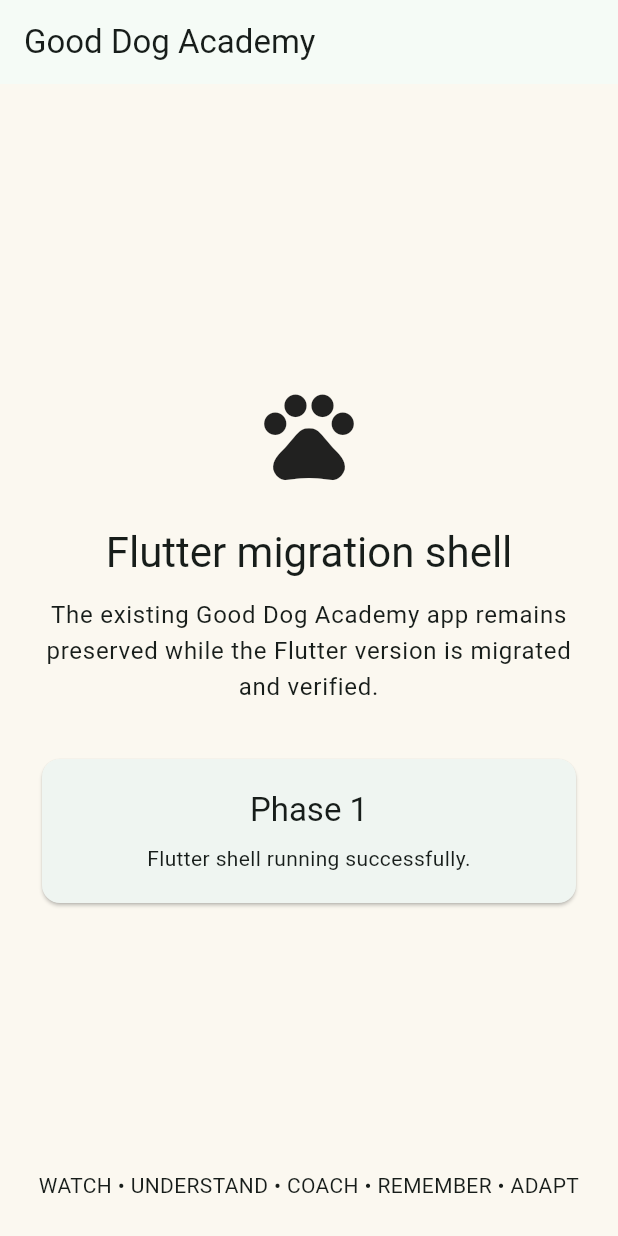
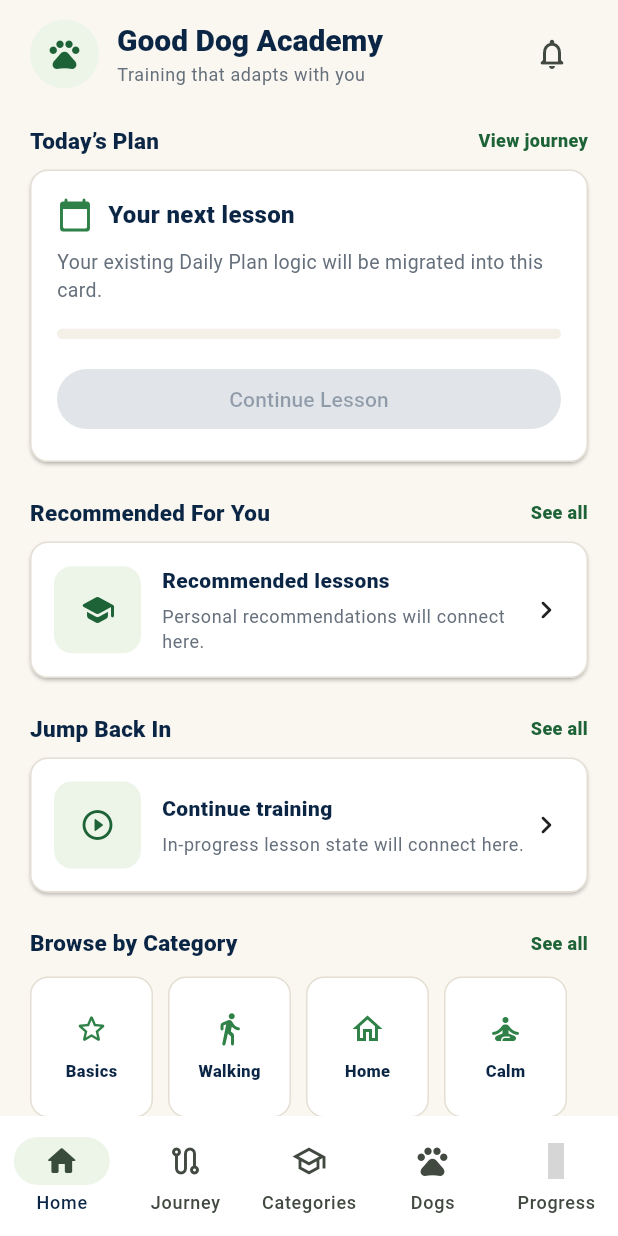
Before and after one commit to robot2313/good-dog-academy, a Flutter app: the screen it shows after launch, on a phone screen of 412 x 824 dp. Run offline on Flutter 3.47's test engine with Material 3 defaults, Android fonts, the phone set to English and light mode, and no system bars; statements that could not run were skipped; grey boxes are pictures that could not be loaded.

Commit message:
feat: add Flutter Phase 2 app foundation

```diff
--- /dev/null
+++ b/flutter_app/lib/core/theme/gda_theme.dart
@@ -0,0 +1,83 @@
+import 'package:flutter/material.dart';
+
+abstract final class GdaColors {
+  static const canvas = Color(0xFFFAF7F0);
+  static const subtle = Color(0xFFF4F0E8);
+
+  static const surface = Color(0xFFFFFFFF);
+  static const selected = Color(0xFFEDF5E9);
+
+  static const forest = Color(0xFF1D6337);
+  static const primary = Color(0xFF2F8148);
+  static const gold = Color(0xFFD99A22);
+
+  static const text = Color(0xFF0B2545);
+  static const muted = Color(0xFF66707C);
+
+  static const border = Color(0xFFE4DED3);
+}
+
+abstract final class GdaTheme {
+  static ThemeData get light {
+    final scheme = ColorScheme.fromSeed(
+      seedColor: GdaColors.primary,
+      brightness: Brightness.light,
+      surface: GdaColors.surface,
+    );
+
+    return ThemeData(
+      useMaterial3: true,
+      colorScheme: scheme.copyWith(
+        primary: GdaColors.primary,
+        onPrimary: Colors.white,
+        surface: GdaColors.surface,
+        onSurface: GdaColors.text,
+      ),
+      scaffoldBackgroundColor: GdaColors.canvas,
+      appBarTheme: const AppBarTheme(
+        backgroundColor: GdaColors.canvas,
+        foregroundColor: GdaColors.text,
+        elevation: 0,
+        centerTitle: false,
+      ),
+      textTheme: const TextTheme(
+        headlineMedium: TextStyle(
+          fontSize: 26,
+          height: 32 / 26,
+          fontWeight: FontWeight.w900,
+          color: GdaColors.text,
+        ),
+        titleLarge: TextStyle(
+          fontSize: 20,
+          fontWeight: FontWeight.w800,
+          color: GdaColors.text,
+        ),
+        titleMedium: TextStyle(
+          fontSize: 15,
+          height: 20 / 15,
+          fontWeight: FontWeight.w900,
+          color: GdaColors.text,
+        ),
+        bodyMedium: TextStyle(
+          fontSize: 13,
+          height: 19 / 13,
+          color: GdaColors.text,
+        ),
+        bodySmall: TextStyle(
+          fontSize: 12,
+          height: 17 / 12,
+          color: GdaColors.muted,
+        ),
+      ),
+      cardTheme: const CardThemeData(
+        color: GdaColors.surface,
+        elevation: 1,
+        margin: EdgeInsets.zero,
+        shape: RoundedRectangleBorder(
+          borderRadius: BorderRadius.all(Radius.circular(12)),
+          side: BorderSide(color: GdaColors.border),
+        ),
+      ),
+    );
+  }
+}
--- /dev/null
+++ b/flutter_app/lib/features/home/home_screen.dart
@@ -0,0 +1,330 @@
+import 'package:flutter/material.dart';
+
+import '../../core/theme/gda_theme.dart';
+
+class HomeScreen extends StatelessWidget {
+  const HomeScreen({super.key});
+
+  @override
+  Widget build(BuildContext context) {
+    return SafeArea(
+      bottom: false,
+      child: ListView(
+        padding: const EdgeInsets.fromLTRB(20, 12, 20, 24),
+        children: [
+          _header(context),
+          const SizedBox(height: 24),
+          _sectionTitle(context, 'Today’s Plan', 'View journey'),
+          const SizedBox(height: 9),
+          const _PlanCard(),
+          const SizedBox(height: 24),
+          _sectionTitle(context, 'Recommended For You', 'See all'),
+          const SizedBox(height: 9),
+          const _LessonCard(
+            icon: Icons.school_rounded,
+            title: 'Recommended lessons',
+            subtitle: 'Personal recommendations will connect here.',
+          ),
+          const SizedBox(height: 24),
+          _sectionTitle(context, 'Jump Back In', 'See all'),
+          const SizedBox(height: 9),
+          const _LessonCard(
+            icon: Icons.play_circle_outline_rounded,
+            title: 'Continue training',
+            subtitle: 'In-progress lesson state will connect here.',
+          ),
+          const SizedBox(height: 24),
+          _sectionTitle(context, 'Browse by Category', 'See all'),
+          const SizedBox(height: 12),
+          const _CategoryRow(),
+          const SizedBox(height: 24),
+          const _HelpCard(),
+        ],
+      ),
+    );
+  }
+
+  Widget _header(BuildContext context) {
+    return Row(
+      children: [
+        Container(
+          width: 46,
+          height: 46,
+          decoration: const BoxDecoration(
+            color: GdaColors.selected,
+            shape: BoxShape.circle,
+          ),
+          child: const Icon(
+            Icons.pets_rounded,
+            color: GdaColors.forest,
+          ),
+        ),
+        const SizedBox(width: 12),
+        Expanded(
+          child: Column(
+            crossAxisAlignment: CrossAxisAlignment.start,
+            children: [
+              Text(
+                'Good Dog Academy',
+                style: Theme.of(context).textTheme.titleLarge,
+              ),
+              const SizedBox(height: 2),
+              Text(
+                'Training that adapts with you',
+                style: Theme.of(context).textTheme.bodySmall,
+              ),
+            ],
+          ),
+        ),
+        IconButton(
+          onPressed: () {},
+          tooltip: 'Notifications',
+          icon: const Icon(Icons.notifications_none_rounded),
+        ),
+      ],
+    );
+  }
+
+  Widget _sectionTitle(
+    BuildContext context,
+    String title,
+    String action,
+  ) {
+    return Row(
+      children: [
+        Expanded(
+          child: Text(
+            title,
+            style: Theme.of(context).textTheme.titleMedium,
+          ),
+        ),
+        Text(
+          action,
+          style: const TextStyle(
+            color: GdaColors.forest,
+            fontSize: 12,
+            fontWeight: FontWeight.w800,
+          ),
+        ),
+      ],
+    );
+  }
+}
+
+class _PlanCard extends StatelessWidget {
+  const _PlanCard();
+
+  @override
+  Widget build(BuildContext context) {
+    return Card(
+      child: Padding(
+        padding: const EdgeInsets.all(18),
+        child: Column(
+          crossAxisAlignment: CrossAxisAlignment.start,
+          children: [
+            const Row(
+              children: [
+                Icon(
+                  Icons.calendar_today_rounded,
+                  color: GdaColors.primary,
+                ),
+                SizedBox(width: 10),
+                Expanded(
+                  child: Text(
+                    'Your next lesson',
+                    style: TextStyle(
+                      color: GdaColors.text,
+                      fontSize: 16,
+                      fontWeight: FontWeight.w800,
+                    ),
+                  ),
+                ),
+              ],
+            ),
+            const SizedBox(height: 10),
+            const Text(
+              'Your existing Daily Plan logic will be migrated into this card.',
+              style: TextStyle(
+                color: GdaColors.muted,
+                fontSize: 13,
+                height: 1.45,
+              ),
+            ),
+            const SizedBox(height: 16),
+            ClipRRect(
+              borderRadius: BorderRadius.circular(999),
+              child: const LinearProgressIndicator(
+                value: 0,
+                minHeight: 7,
+                backgroundColor: GdaColors.subtle,
+                color: GdaColors.primary,
+              ),
+            ),
+            const SizedBox(height: 16),
+            SizedBox(
+              width: double.infinity,
+              child: FilledButton(
+                onPressed: null,
+                child: const Text('Continue Lesson'),
+              ),
+            ),
+          ],
+        ),
+      ),
+    );
+  }
+}
+
+class _LessonCard extends StatelessWidget {
+  const _LessonCard({
+    required this.icon,
+    required this.title,
+    required this.subtitle,
+  });
+
+  final IconData icon;
+  final String title;
+  final String subtitle;
+
+  @override
+  Widget build(BuildContext context) {
+    return Card(
+      child: Padding(
+        padding: const EdgeInsets.all(16),
+        child: Row(
+          children: [
+            Container(
+              width: 58,
+              height: 58,
+              decoration: BoxDecoration(
+                color: GdaColors.selected,
+                borderRadius: BorderRadius.circular(12),
+              ),
+              child: Icon(icon, color: GdaColors.forest),
+            ),
+            const SizedBox(width: 14),
+            Expanded(
+              child: Column(
+                crossAxisAlignment: CrossAxisAlignment.start,
+                children: [
+                  Text(
+                    title,
+                    style: const TextStyle(
+                      color: GdaColors.text,
+                      fontSize: 14,
+                      fontWeight: FontWeight.w800,
+                    ),
+                  ),
+                  const SizedBox(height: 5),
+                  Text(
+                    subtitle,
+                    style: Theme.of(context).textTheme.bodySmall,
+                  ),
+                ],
+              ),
+            ),
+            const Icon(Icons.chevron_right_rounded),
+          ],
+        ),
+      ),
+    );
+  }
+}
+
+class _CategoryRow extends StatelessWidget {
+  const _CategoryRow();
+
+  static const items = [
+    ('Basics', Icons.star_outline_rounded),
+    ('Walking', Icons.directions_walk_rounded),
+    ('Home', Icons.home_outlined),
+    ('Calm', Icons.self_improvement_rounded),
+  ];
+
+  @override
+  Widget build(BuildContext context) {
+    return SizedBox(
+      height: 94,
+      child: ListView.separated(
+        scrollDirection: Axis.horizontal,
+        itemCount: items.length,
+        separatorBuilder: (_, __) => const SizedBox(width: 10),
+        itemBuilder: (context, index) {
+          final item = items[index];
+
+          return Container(
+            width: 82,
+            padding: const EdgeInsets.all(10),
+            decoration: BoxDecoration(
+              color: GdaColors.surface,
+              borderRadius: BorderRadius.circular(12),
+              border: Border.all(color: GdaColors.border),
+            ),
+            child: Column(
+              mainAxisAlignment: MainAxisAlignment.center,
+              children: [
+                Icon(item.$2, color: GdaColors.primary),
+                const SizedBox(height: 8),
+                Text(
+                  item.$1,
+                  style: const TextStyle(
+                    color: GdaColors.text,
+                    fontSize: 11,
+                    fontWeight: FontWeight.w800,
+                  ),
+                ),
+              ],
+            ),
+          );
+        },
+      ),
+    );
+  }
+}
+
+class _HelpCard extends StatelessWidget {
+  const _HelpCard();
+
+  @override
+  Widget build(BuildContext context) {
+    return Container(
+      padding: const EdgeInsets.all(16),
+      decoration: BoxDecoration(
+        color: const Color(0xFFFFF2D8),
+        borderRadius: BorderRadius.circular(12),
+      ),
+      child: const Row(
+        children: [
+          Icon(
+            Icons.support_agent_rounded,
+            color: Color(0xFF835B0E),
+          ),
+          SizedBox(width: 12),
+          Expanded(
+            child: Column(
+              crossAxisAlignment: CrossAxisAlignment.start,
+              children: [
+                Text(
+                  'Need help right now?',
+                  style: TextStyle(
+                    color: GdaColors.text,
+                    fontWeight: FontWeight.w800,
+                  ),
+                ),
+                SizedBox(height: 4),
+                Text(
+                  'Get one safe next step for the behaviour you are seeing.',
+                  style: TextStyle(
+                    color: GdaColors.muted,
+                    fontSize: 12,
+                  ),
+                ),
+              ],
+            ),
+          ),
+          Icon(Icons.chevron_right_rounded),
+        ],
+      ),
+    );
+  }
+}
--- /dev/null
+++ b/flutter_app/lib/features/shared/placeholder_tab.dart
@@ -0,0 +1,43 @@
+import 'package:flutter/material.dart';
+
+class PlaceholderTab extends StatelessWidget {
+  const PlaceholderTab({
+    required this.title,
+    required this.description,
+    required this.icon,
+    super.key,
+  });
+
+  final String title;
+  final String description;
+  final IconData icon;
+
+  @override
+  Widget build(BuildContext context) {
+    return SafeArea(
+      child: Center(
+        child: Padding(
+          padding: const EdgeInsets.all(32),
+          child: Column(
+            mainAxisSize: MainAxisSize.min,
+            children: [
+              Icon(icon, size: 56),
+              const SizedBox(height: 20),
+              Text(
+                title,
+                style: Theme.of(context).textTheme.headlineMedium,
+                textAlign: TextAlign.center,
+              ),
+              const SizedBox(height: 10),
+              Text(
+                description,
+                style: Theme.of(context).textTheme.bodyMedium,
+                textAlign: TextAlign.center,
+              ),
+            ],
+          ),
+        ),
+      ),
+    );
+  }
+}
--- a/flutter_app/lib/main.dart
+++ b/flutter_app/lib/main.dart
@@ -1,4 +1,7 @@
 import 'package:flutter/material.dart';
+
+import 'core/theme/gda_theme.dart';
+import 'navigation/main_shell.dart';
 
 void main() {
   runApp(const GoodDogAcademyApp());
@@ -12,79 +15,8 @@
     return MaterialApp(
       debugShowCheckedModeBanner: false,
       title: 'Good Dog Academy',
-      theme: ThemeData(
-        useMaterial3: true,
-        colorScheme: ColorScheme.fromSeed(
-          seedColor: const Color(0xFF356859),
-        ),
-        scaffoldBackgroundColor: const Color(0xFFFBF8F0),
-      ),
-      home: const MigrationShell(),
+      theme: GdaTheme.light,
+      home: const MainShell(),
     );
   }
 }
-
-class MigrationShell extends StatelessWidget {
-  const MigrationShell({super.key});
-
-  @override
-  Widget build(BuildContext context) {
-    return Scaffold(
-      appBar: AppBar(
-        title: const Text('Good Dog Academy'),
-      ),
-      body: SafeArea(
-        child: Padding(
-          padding: const EdgeInsets.all(24),
-          child: Column(
-            crossAxisAlignment: CrossAxisAlignment.stretch,
-            children: [
-              const Spacer(),
-              const Icon(
-                Icons.pets_rounded,
-                size: 72,
-              ),
-              const SizedBox(height: 24),
-              Text(
-                'Flutter migration shell',
-                textAlign: TextAlign.center,
-                style: Theme.of(context).textTheme.headlineMedium,
-              ),
-              const SizedBox(height: 12),
-              Text(
-                'The existing Good Dog Academy app remains preserved while '
-                'the Flutter version is migrated and verified.',
-                textAlign: TextAlign.center,
-                style: Theme.of(context).textTheme.bodyLarge,
-              ),
-              const SizedBox(height: 32),
-              Card(
-                child: Padding(
-                  padding: const EdgeInsets.all(20),
-                  child: Column(
-                    children: [
-                      Text(
-                        'Phase 1',
-                        style: Theme.of(context).textTheme.titleLarge,
-                      ),
-                      const SizedBox(height: 8),
-                      const Text(
-                        'Flutter shell running successfully.',
-                        textAlign: TextAlign.center,
-                      ),
-                    ],
-                  ),
-                ),
-              ),
-              const Spacer(),
-              const Text(
-                'WATCH • UNDERSTAND • COACH • REMEMBER • ADAPT',
-                textAlign: TextAlign.center,
-              ),
-            ],
-          ),
-        ),
-      ),
-    );
-  }
-}
--- /dev/null
+++ b/flutter_app/lib/navigation/main_shell.dart
@@ -0,0 +1,85 @@
+import 'package:flutter/material.dart';
+
+import '../core/theme/gda_theme.dart';
+import '../features/home/home_screen.dart';
+import '../features/shared/placeholder_tab.dart';
+
+class MainShell extends StatefulWidget {
+  const MainShell({super.key});
+
+  @override
+  State<MainShell> createState() => _MainShellState();
+}
+
+class _MainShellState extends State<MainShell> {
+  int currentIndex = 0;
+
+  static const screens = [
+    HomeScreen(),
+    PlaceholderTab(
+      title: 'Journey',
+      description: 'Your training journey will be migrated here.',
+      icon: Icons.route_rounded,
+    ),
+    PlaceholderTab(
+      title: 'Categories',
+      description: 'The lesson catalogue and categories will be migrated here.',
+      icon: Icons.school_rounded,
+    ),
+    PlaceholderTab(
+      title: 'Dogs',
+      description: 'Dog stages, profile and personalisation will live here.',
+      icon: Icons.pets_rounded,
+    ),
+    PlaceholderTab(
+      title: 'Progress',
+      description: 'Training history and progress will be migrated here.',
+      icon: Icons.monitoring_rounded,
+    ),
+  ];
+
+  @override
+  Widget build(BuildContext context) {
+    return Scaffold(
+      body: IndexedStack(
+        index: currentIndex,
+        children: screens,
+      ),
+      bottomNavigationBar: NavigationBar(
+        selectedIndex: currentIndex,
+        backgroundColor: GdaColors.surface,
+        indicatorColor: GdaColors.selected,
+        onDestinationSelected: (index) {
+          setState(() => currentIndex = index);
+        },
+        destinations: const [
+          NavigationDestination(
+            icon: Icon(Icons.home_outlined),
+            selectedIcon: Icon(Icons.home_rounded),
+            label: 'Home',
+          ),
+          NavigationDestination(
+            icon: Icon(Icons.route_outlined),
+            selectedIcon: Icon(Icons.route_rounded),
+            label: 'Journey',
+          ),
+          NavigationDestination(
+            icon: Icon(Icons.school_outlined),
+            selectedIcon: Icon(Icons.school_rounded),
+            label: 'Categories',
+          ),
+          NavigationDestination(
+            icon: Icon(Icons.pets_outlined),
+            selectedIcon: Icon(Icons.pets_rounded),
+            label: 'Dogs',
+          ),
+          NavigationDestination(
+            icon: Icon(Icons.monitoring_outlined),
+            selectedIcon: Icon(Icons.monitoring_rounded),
+            label: 'Progress',
+          ),
+        ],
+      ),
+    );
+  }
+}
```
Also changed, not shown: 1 other file.
